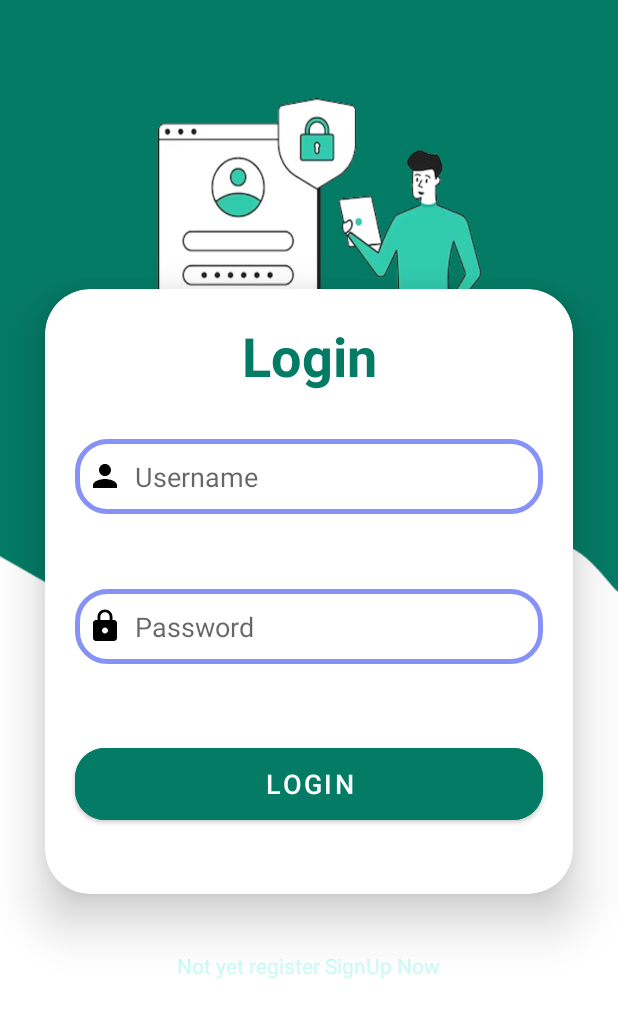
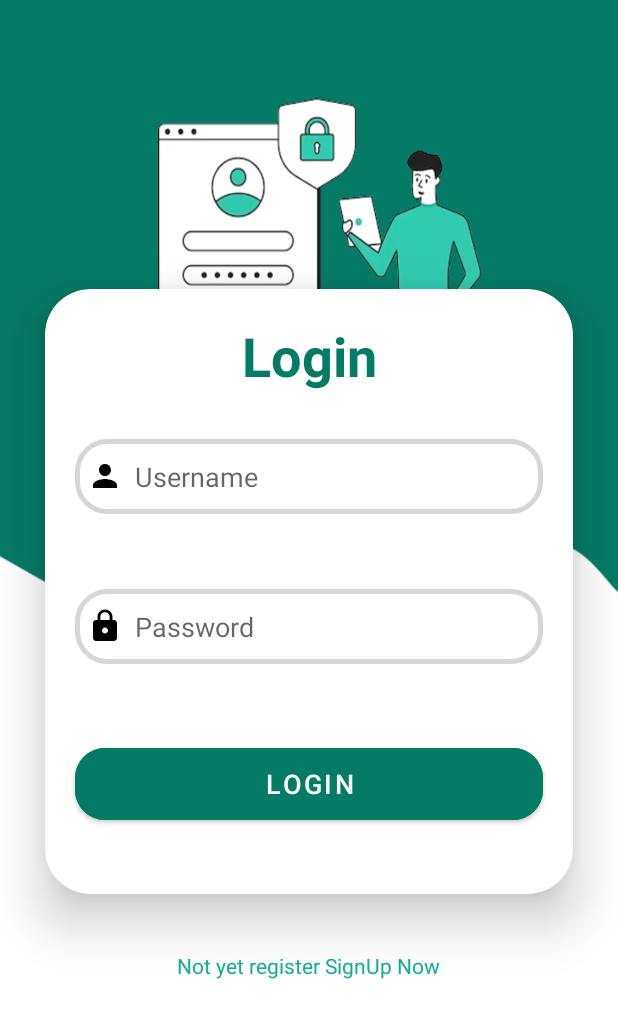
Before and after one commit to GimhanD7/Project-MAD, an Android app: the screen it shows after launch (MainActivity), on a phone screen of 412 x 824 dp. Shown: the top 1018 px of the screen. Run offline under Robolectric (Android 15) with nearby library versions, the phone set to English and light mode, and no system bars.

Commit message:
new login

```diff
--- a/app/src/main/res/values/colors.xml
+++ b/app/src/main/res/values/colors.xml
@@ -7,7 +7,7 @@
     <color name="teal_700">#FF018786</color>
     <color name="black">#FF000000</color>
     <color name="white">#FFFFFFFF</color>
-    <color name="purple">#8692f7</color>
+    <color name="green3">#00BCD4</color>
     <color name="green1"> #037b65</color>
-    <color name="green2"> #c9fcf5</color>
+    <color name="green2">#15AD98</color>
 </resources>
```
